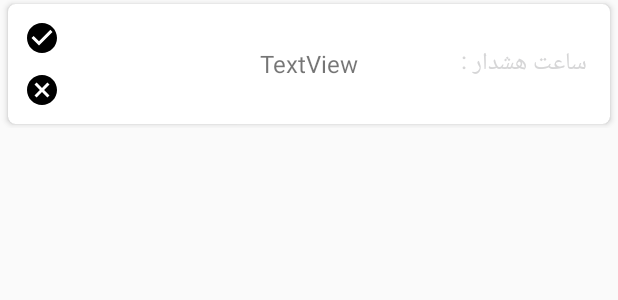
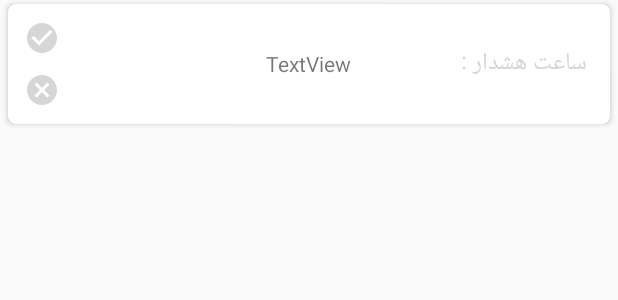
Before and after one commit to azizi436/YadFood, an Android app: the layout alarmitem.xml on its own in the app's theme, with its tools: preview values and no code run, on a phone screen of 412 x 824 dp. Shown: the top 300 px of the screen. Run offline under Robolectric (Android 15) with nearby library versions, the phone set to English and light mode, and no system bars.

Commit message:
fix problems

```diff
--- a/app/src/main/java/Adapter/MyAdapter.java
+++ b/app/src/main/java/Adapter/MyAdapter.java
@@ -47,13 +47,11 @@ public class MyAdapter extends RecyclerView.Adapter<MyAdapter.MyViewHolder> impl
         holder.text.setText("هشدار " + String.valueOf(position + 1));
         holder.name.setText(Model.getName());
         holder.desc.setText(Model.getDesc());
-        holder.time.setText(Model.getTime());
+        holder.time.setText("چهارشنبه " + Model.getTime());
         holder.id.setText(Model.getID());
 
         _Id = holder.id.getText().toString();//bad az tanzim id ra b _Id midim ta betonim toye on time database ro update konim
         givetime = holder.time.getText().toString();
-
-        // Log.w("تایم",String.valueOf(givetime));
 
         if (Model.getReach().equals("1")) {
             holder.image.setImageDrawable(ContextCompat.getDrawable(mContext, R.drawable.ic_alarm_on));
@@ -63,7 +61,6 @@ public class MyAdapter extends RecyclerView.Adapter<MyAdapter.MyViewHolder> impl
         holder.delete.setOnClickListener(new View.OnClickListener() {
             @Override
             public void onClick(View v) {
-                //Log.e("DELETE", "S");
                 db.deleteAlarm(holder.id.getText().toString());
                 ((Refresh) mContext).a();
             }
--- a/app/src/main/res/drawable/ic_cancel.xml
+++ b/app/src/main/res/drawable/ic_cancel.xml
@@ -1,8 +1,8 @@
 <vector xmlns:android="http://schemas.android.com/apk/res/android"
         android:width="24dp"
         android:height="24dp"
-        android:viewportWidth="24.0"
-        android:viewportHeight="24.0">
+        android:viewportHeight="24.0"
+        android:viewportWidth="24.0">
     <path
         android:fillColor="#FF000000"
         android:pathData="M12,2C6.47,2 2,6.47 2,12s4.47,10 10,10 10,-4.47 10,-10S17.53,2 12,2zM17,15.59L15.59,17 12,13.41 8.41,17 7,15.59 10.59,12 7,8.41 8.41,7 12,10.59 15.59,7 17,8.41 13.41,12 17,15.59z"/>
--- a/app/src/main/res/drawable/ic_check.xml
+++ b/app/src/main/res/drawable/ic_check.xml
@@ -1,8 +1,8 @@
 <vector xmlns:android="http://schemas.android.com/apk/res/android"
         android:width="24dp"
         android:height="24dp"
-        android:viewportWidth="24.0"
-        android:viewportHeight="24.0">
+        android:viewportHeight="24.0"
+        android:viewportWidth="24.0">
     <path
         android:fillColor="#FF000000"
         android:pathData="M12,2C6.48,2 2,6.48 2,12s4.48,10 10,10 10,-4.48 10,-10S17.52,2 12,2zM10,17l-5,-5 1.41,-1.41L10,14.17l7.59,-7.59L19,8l-9,9z"/>
--- a/app/src/main/res/layout/alarmitem.xml
+++ b/app/src/main/res/layout/alarmitem.xml
@@ -36,6 +36,7 @@
                     android:layout_width="match_parent"
                     android:layout_height="wrap_content"
                     android:layout_margin="5dp"
+                    android:tint="@color/md_black_1000"
                     app:srcCompat="@drawable/ic_check"/>
 
                 <ImageView
@@ -43,6 +44,7 @@
                     android:layout_width="match_parent"
                     android:layout_height="wrap_content"
                     android:layout_margin="5dp"
+                    android:tint="@color/md_black_1000"
                     app:srcCompat="@drawable/ic_cancel"/>
             </LinearLayout>
 
@@ -98,7 +100,7 @@
                 android:layout_centerHorizontal="true"
                 android:layout_centerInParent="true"
                 android:text="TextView"
-                android:textSize="16sp"/>
+                android:textSize="14sp"/>
 
             <TextView
                 android:id="@+id/id"
```
Also changed, not shown: app/src/main/java/ir/hatamiarash/yadfood/MainActivity.java (+9 -122 lines).
